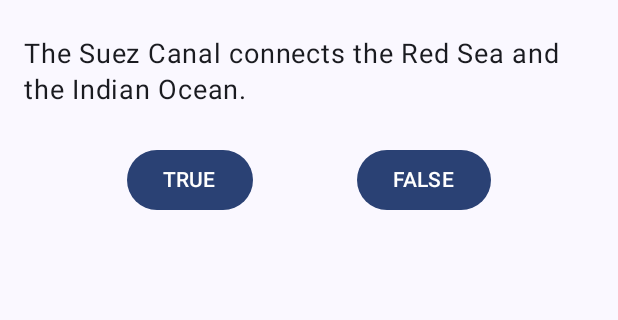
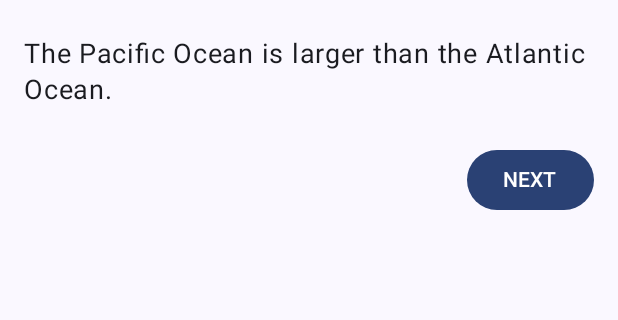
Before and after one commit to hila02238-cpu/GeoQuiz, an Android app built with Jetpack Compose: the composable QuizScreen shown on its own in the app's theme, after a tap on "FALSE", on a phone screen of 412 x 824 dp, the part 66-386 px from its top. Run offline under Robolectric (Android 15) with nearby library versions, the phone set to English and light mode, and no system bars; 2 other taps on this screen came first.

Commit message:
hide true/false buttons after answering

```diff
--- a/app/src/main/java/com/example/geoquiz/MainActivity.kt
+++ b/app/src/main/java/com/example/geoquiz/MainActivity.kt
@@ -25,6 +25,7 @@ val questionList = listOf(
 fun QuizScreen() {
     var currentQuestionIndex by remember { mutableStateOf(0) }
     var score by remember { mutableStateOf(0) }
+    var isAnswered by remember { mutableStateOf(false) }
 
     val isQuizFinished = currentQuestionIndex >= questionList.size
 
@@ -38,21 +39,33 @@ fun QuizScreen() {
             val currentQuestion = questionList[currentQuestionIndex]
             Text(text = currentQuestion.text, fontSize = 18.sp, modifier = Modifier.padding(bottom = 24.dp))
 
+            if (!isAnswered) {
                 Row(
                     modifier = Modifier.fillMaxWidth(),
                     horizontalArrangement = Arrangement.SpaceEvenly
                 ) {
                     Button(onClick = {
                         if (currentQuestion.answer) score++
-                    currentQuestionIndex++
+                        isAnswered = true
                     }) {
                         Text("TRUE")
                     }
                     Button(onClick = {
                         if (!currentQuestion.answer) score++
-                    currentQuestionIndex++
+                        isAnswered = true
                     }) {
                         Text("FALSE")
+                    }
+                }
+            } else {
+                Button(
+                    onClick = {
+                        currentQuestionIndex++
+                        isAnswered = false
+                    },
+                    modifier = Modifier.align(Alignment.End)
+                ) {
+                    Text("NEXT")
                 }
             }
         } else {
@@ -62,8 +75,8 @@ fun QuizScreen() {
     }
 }
 
-@Preview(showBackground = true, name = "Шаг 3: Подсчет ответов")
+@Preview(showBackground = true, name = "Шаг 4: Кнопка NEXT")
 @Composable
-fun PreviewStep3() {
+fun PreviewStep4() {
     QuizScreen()
 }
```
Lines whose indentation alone changed are shown as unchanged.
